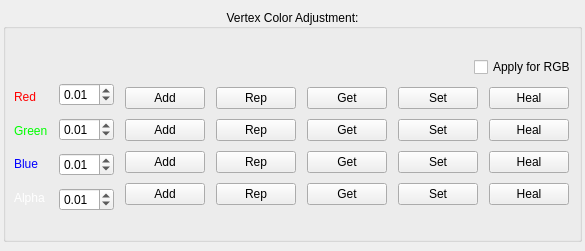
The window that src/developer/main/shadertools/editvertexcolors/widget/ui/editVertexColorsUI.ui (code-google-com/mayatools) describes before a commit, drawn with Qt 5.
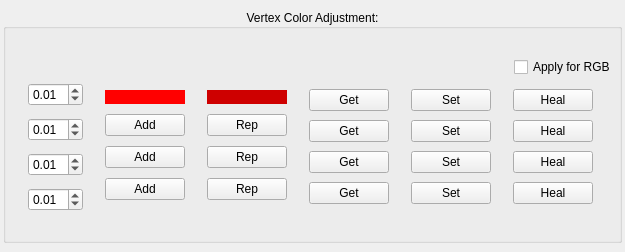
The same window after the commit. Icons and pictures are not drawn.

```diff
--- a/src/developer/main/shadertools/editvertexcolors/widget/ui/editVertexColorsUI.ui
+++ b/src/developer/main/shadertools/editvertexcolors/widget/ui/editVertexColorsUI.ui
@@ -6,8 +6,8 @@
    <rect>
     <x>0</x>
     <y>0</y>
-    <width>585</width>
-    <height>251</height>
+    <width>625</width>
+    <height>252</height>
    </rect>
   </property>
   <property name="windowTitle">
@@ -40,6 +40,9 @@
         <layout class="QVBoxLayout" name="verticalLayout_3">
          <item>
           <layout class="QHBoxLayout" name="horizontalLayout">
+           <property name="spacing">
+            <number>3</number>
+           </property>
            <item>
             <spacer name="horizontalSpacer">
              <property name="orientation">
@@ -64,86 +67,9 @@
          </item>
          <item>
           <layout class="QHBoxLayout" name="horizontalLayout_2">
-           <item>
-            <layout class="QVBoxLayout" name="verticalLayout_2">
-             <item>
-              <widget class="QLabel" name="label_3">
-               <property name="sizePolicy">
-                <sizepolicy hsizetype="Fixed" vsizetype="Preferred">
-                 <horstretch>0</horstretch>
-                 <verstretch>0</verstretch>
-                </sizepolicy>
-               </property>
-               <property name="layoutDirection">
-                <enum>Qt::LeftToRight</enum>
-               </property>
-               <property name="styleSheet">
-                <string notr="true">color: rgb(255, 0, 0);</string>
-               </property>
-               <property name="text">
-                <string>Red</string>
-               </property>
-              </widget>
-             </item>
-             <item>
-              <widget class="QLabel" name="label_4">
-               <property name="sizePolicy">
-                <sizepolicy hsizetype="Fixed" vsizetype="Preferred">
-                 <horstretch>0</horstretch>
-                 <verstretch>0</verstretch>
-                </sizepolicy>
-               </property>
-               <property name="layoutDirection">
-                <enum>Qt::LeftToRight</enum>
-               </property>
-               <property name="styleSheet">
-                <string notr="true">color: rgb(0, 255, 0);</string>
-               </property>
-               <property name="text">
-                <string>Green</string>
-               </property>
-              </widget>
-             </item>
-             <item>
-              <widget class="QLabel" name="label_5">
-               <property name="sizePolicy">
-                <sizepolicy hsizetype="Fixed" vsizetype="Preferred">
-                 <horstretch>0</horstretch>
-                 <verstretch>0</verstretch>
-                </sizepolicy>
-               </property>
-               <property name="layoutDirection">
-                <enum>Qt::LeftToRight</enum>
-               </property>
-               <property name="styleSheet">
-                <string notr="true">color: rgb(0, 0, 255);</string>
-               </property>
-               <property name="text">
-                <string>Blue</string>
-               </property>
-              </widget>
-             </item>
-             <item>
-              <widget class="QLabel" name="label_6">
-               <property name="sizePolicy">
-                <sizepolicy hsizetype="Fixed" vsizetype="Preferred">
-                 <horstretch>0</horstretch>
-                 <verstretch>0</verstretch>
-                </sizepolicy>
-               </property>
-               <property name="layoutDirection">
-                <enum>Qt::LeftToRight</enum>
-               </property>
-               <property name="styleSheet">
-                <string notr="true">color: rgb(255, 255, 255);</string>
-               </property>
-               <property name="text">
-                <string>Alpha</string>
-               </property>
-              </widget>
-             </item>
-            </layout>
-           </item>
+           <property name="spacing">
+            <number>3</number>
+           </property>
            <item>
             <layout class="QVBoxLayout" name="verticalLayout_5">
              <property name="spacing">
@@ -244,7 +170,7 @@
              <item>
               <widget class="QPushButton" name="btnAddRed">
                <property name="sizePolicy">
-                <sizepolicy hsizetype="Maximum" vsizetype="Fixed">
+                <sizepolicy hsizetype="Preferred" vsizetype="Fixed">
                  <horstretch>0</horstretch>
                  <verstretch>0</verstretch>
                 </sizepolicy>
@@ -252,8 +178,22 @@
                <property name="toolTip">
                 <string>Thêm</string>
                </property>
+               <property name="styleSheet">
+                <string notr="true">background-color: rgb(255, 0, 0);
+border-style: outset;</string>
+               </property>
                <property name="text">
-                <string>Add</string>
+                <string/>
+               </property>
+               <property name="icon">
+                <iconset resource="../../../../source/icons/IconResource.qrc">
+                 <normaloff>:/Project/white, without circle/add.png</normaloff>:/Project/white, without circle/add.png</iconset>
+               </property>
+               <property name="iconSize">
+                <size>
+                 <width>50</width>
+                 <height>50</height>
+                </size>
                </property>
               </widget>
              </item>
@@ -303,13 +243,27 @@
              <item>
               <widget class="QPushButton" name="btnReplaceRed">
                <property name="sizePolicy">
-                <sizepolicy hsizetype="Fixed" vsizetype="Fixed">
+                <sizepolicy hsizetype="Preferred" vsizetype="Fixed">
                  <horstretch>0</horstretch>
                  <verstretch>0</verstretch>
                 </sizepolicy>
                </property>
+               <property name="styleSheet">
+                <string notr="true">background-color: rgb(206, 0, 0);
+border-style: outset;</string>
+               </property>
                <property name="text">
-                <string>Rep</string>
+                <string/>
+               </property>
+               <property name="icon">
+                <iconset resource="../../../../source/icons/IconResource.qrc">
+                 <normaloff>:/Project/white, without circle/minus.png</normaloff>:/Project/white, without circle/minus.png</iconset>
+               </property>
+               <property name="iconSize">
+                <size>
+                 <width>50</width>
+                 <height>50</height>
+                </size>
                </property>
               </widget>
              </item>
@@ -468,6 +422,9 @@
            </item>
            <item>
             <layout class="QVBoxLayout" name="verticalLayout_11">
+             <property name="spacing">
+              <number>3</number>
+             </property>
              <item>
               <widget class="QPushButton" name="pushButton_5">
                <property name="sizePolicy">
```
Left out of the diff: 4 changed lines with no effect on the pictures.
